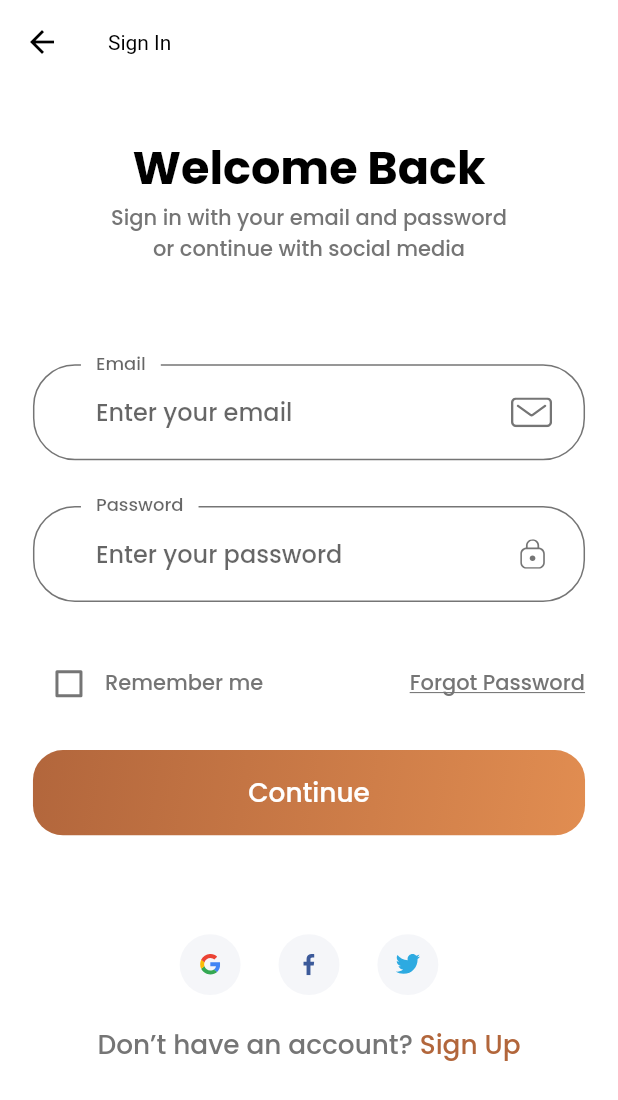
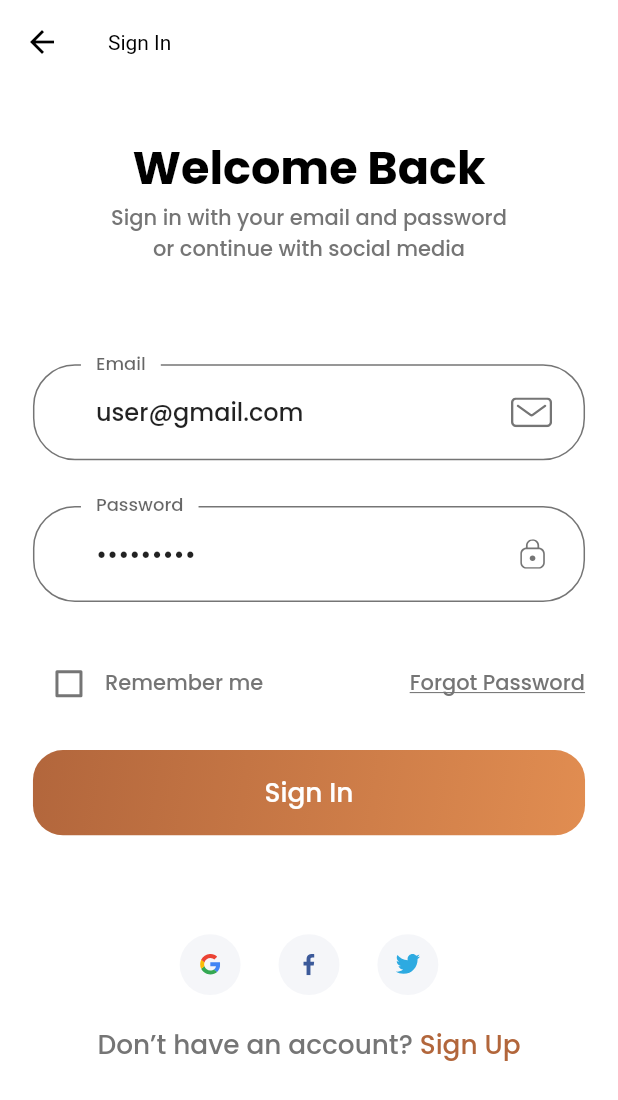
Before and after one commit to leducminh85/shoes_store_app, a Flutter app: the screen it shows after launch, after a tap on "Continue", on a phone screen of 412 x 824 dp. Shown: the top 1100 px of the screen. Run offline on Flutter 3.47's test engine with Material 2 defaults, Android fonts, the phone set to English and light mode, and no system bars; our stand-ins replace flutter_svg.

Commit message:
update signin signout, change button text

```diff
--- a/lib/screens/sign_in/components/sign_form.dart
+++ b/lib/screens/sign_in/components/sign_form.dart
@@ -4,6 +4,7 @@ import 'package:shop_app/components/form_error.dart';
 import 'package:shop_app/helper/keyboard.dart';
 import 'package:shop_app/screens/forgot_password/forgot_password_screen.dart';
 import 'package:shop_app/screens/login_success/login_success_screen.dart';
+import 'package:shop_app/screens/home/home_screen.dart';
 
 import '../../../components/default_button.dart';
 import '../../../constants.dart';
@@ -19,6 +20,8 @@ class _SignFormState extends State<SignForm> {
   String? email;
   String? password;
   bool? remember = false;
+  bool? isShownPassword = false;
+
   final List<String?> errors = [];
 
   void addError({String? error}) {
@@ -71,13 +74,14 @@ class _SignFormState extends State<SignForm> {
           FormError(errors: errors),
           SizedBox(height: getProportionateScreenHeight(20)),
           DefaultButton(
-            text: "Continue",
+            text: "Sign In",
             press: () {
               if (_formKey.currentState!.validate()) {
                 _formKey.currentState!.save();
                 // if all are valid then go to success screen
                 KeyboardUtil.hideKeyboard(context);
                 Navigator.pushNamed(context, LoginSuccessScreen.routeName);
+                Navigator.pushNamed(context, HomeScreen.routeName);
               }
             },
           ),
@@ -88,7 +92,8 @@ class _SignFormState extends State<SignForm> {
 
   TextFormField buildPasswordFormField() {
     return TextFormField(
-      obscureText: true,
+      initialValue: "123456789",
+      obscureText: !isShownPassword!,
       onSaved: (newValue) => password = newValue,
       onChanged: (value) {
         if (value.isNotEmpty) {
@@ -122,6 +127,7 @@ class _SignFormState extends State<SignForm> {
   TextFormField buildEmailFormField() {
     return TextFormField(
       keyboardType: TextInputType.emailAddress,
+      initialValue: "user@gmail.com",
       onSaved: (newValue) => email = newValue,
       onChanged: (value) {
         if (value.isNotEmpty) {
--- a/lib/screens/sign_up/components/sign_up_form.dart
+++ b/lib/screens/sign_up/components/sign_up_form.dart
@@ -6,7 +6,6 @@ import 'package:shop_app/screens/complete_profile/complete_profile_screen.dart';
 
 import '../../../constants.dart';
 import '../../../size_config.dart';
-
 
 class SignUpForm extends StatefulWidget {
   @override
@@ -17,7 +16,7 @@ class _SignUpFormState extends State<SignUpForm> {
   final _formKey = GlobalKey<FormState>();
   String? email;
   String? password;
-  String? conform_password;
+  String? confirm_password;
   bool remember = false;
   final List<String?> errors = [];
 
@@ -49,7 +48,7 @@ class _SignUpFormState extends State<SignUpForm> {
           FormError(errors: errors),
           SizedBox(height: getProportionateScreenHeight(40)),
           DefaultButton(
-            text: "Continue",
+            text: "Sign Up",
             press: () {
               if (_formKey.currentState!.validate()) {
                 _formKey.currentState!.save();
@@ -66,14 +65,14 @@ class _SignUpFormState extends State<SignUpForm> {
   TextFormField buildConformPassFormField() {
     return TextFormField(
       obscureText: true,
-      onSaved: (newValue) => conform_password = newValue,
+      onSaved: (newValue) => confirm_password = newValue,
       onChanged: (value) {
         if (value.isNotEmpty) {
           removeError(error: kPassNullError);
-        } else if (value.isNotEmpty && password == conform_password) {
+        } else if (value.isNotEmpty && password == confirm_password) {
           removeError(error: kMatchPassError);
         }
-        conform_password = value;
+        confirm_password = value;
       },
       validator: (value) {
         if (value!.isEmpty) {
```
